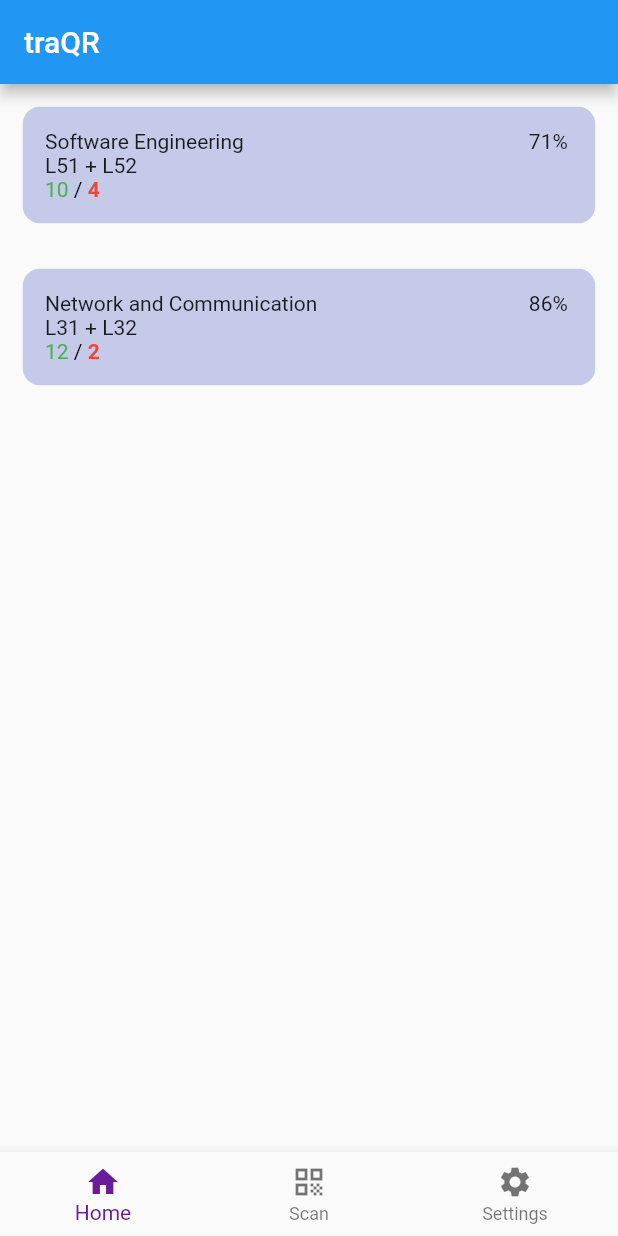
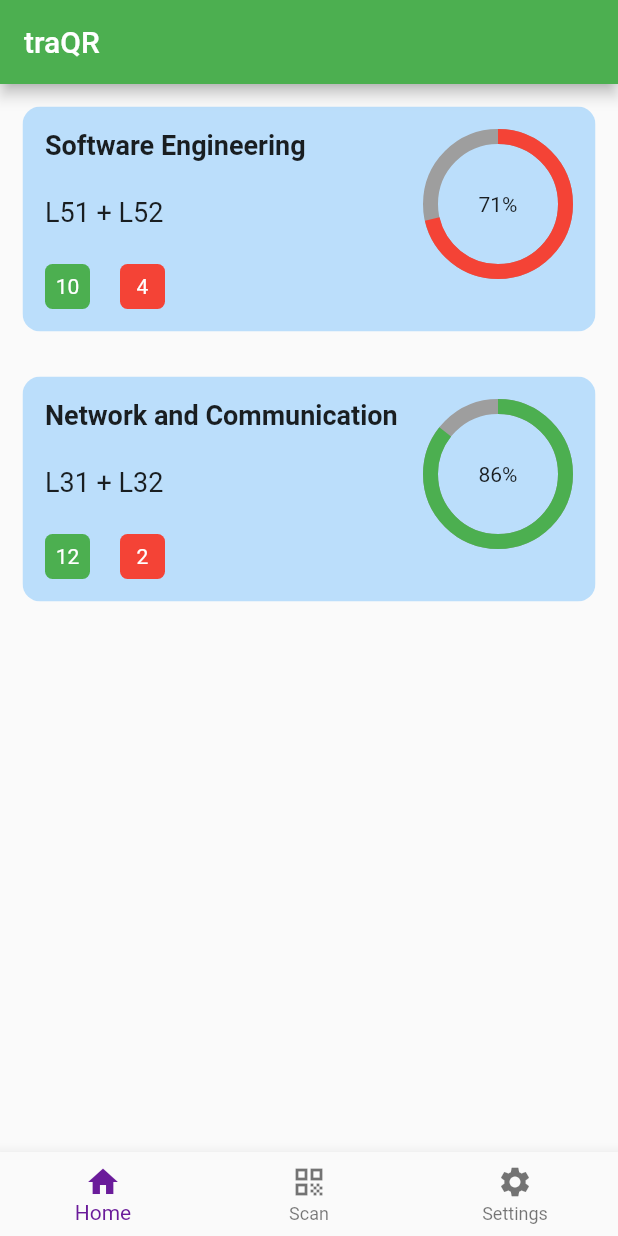
Before and after one commit to traQR/traQR-app, a Flutter app: the screen it shows once a user with an empty profile is signed in, on a phone screen of 412 x 824 dp. Run offline on Flutter 3.47's test engine with Material 2 defaults, Android fonts, the phone set to English and light mode, and no system bars; drawn by our look-alikes of percent_indicator; our stand-ins replace firebase_auth, firebase_core, flutter_riverpod, google_sign_in; accounts and stored records are empty.

Commit message:
Updated course card and theme

```diff
--- a/lib/main.dart
+++ b/lib/main.dart
@@ -13,6 +13,7 @@ class MyApp extends StatelessWidget {
   @override
   Widget build(BuildContext context) {
     return MaterialApp(
+      theme: ThemeData(primaryColor: Colors.green),
       home: SplashScreen(),
     );
   }
--- a/lib/presentation/widgets/class_card.dart
+++ b/lib/presentation/widgets/class_card.dart
@@ -1,5 +1,6 @@
 import 'package:flutter/material.dart';
 import 'package:traqr_app/models/course.dart';
+import 'package:percent_indicator/circular_percent_indicator.dart';
 
 class ClassCard extends StatelessWidget {
   final Course course;
@@ -15,34 +16,79 @@ class ClassCard extends StatelessWidget {
         borderRadius: BorderRadius.circular(12),
         child: Container(
           padding: EdgeInsets.all(15),
-          color: Colors.indigo[100],
-          child: Column(
+          color: Colors.blue[100],
+          child: Row(
+            mainAxisAlignment: MainAxisAlignment.spaceBetween,
             crossAxisAlignment: CrossAxisAlignment.start,
             children: [
-              Row(
-                mainAxisAlignment: MainAxisAlignment.spaceBetween,
-                children: [
-                  Text(course.title),
-                  Text(' ${(attendance * 100).round().toString()}% '),
-                ],
-              ),
-              Text(course.slot),
-              RichText(
-                text: TextSpan(
-                  text: course.attendedClasses.toString(),
-                  style: TextStyle(color: Colors.green),
-                  children: <TextSpan>[
-                    TextSpan(
-                      text: ' / ',
-                      style: TextStyle(color: Colors.black),
+              Container(
+                width: 250,
+                height: 120,
+                child: Column(
+                  mainAxisAlignment: MainAxisAlignment.spaceBetween,
+                  mainAxisSize: MainAxisSize.max,
+                  crossAxisAlignment: CrossAxisAlignment.start,
+                  children: [
+                    Text(
+                      course.title,
+                      overflow: TextOverflow.visible,
+                      style:
+                          TextStyle(fontSize: 18, fontWeight: FontWeight.bold),
                     ),
-                    TextSpan(
-                        text: course.missedClasses.toString(),
-                        style: TextStyle(
-                            fontWeight: FontWeight.bold, color: Colors.red)),
+                    Text(
+                      course.slot,
+                      style: TextStyle(fontSize: 18),
+                    ),
+                    Row(
+                      children: [
+                        ClipRRect(
+                          borderRadius: BorderRadius.circular(5),
+                          child: Container(
+                            height: 30,
+                            width: 30,
+                            padding: EdgeInsets.all(5),
+                            color: Colors.green,
+                            child: Center(
+                              child: Text(
+                                course.attendedClasses.toString(),
+                                style: TextStyle(
+                                  color: Colors.white,
+                                ),
+                              ),
+                            ),
+                          ),
+                        ),
+                        SizedBox(width: 20),
+                        ClipRRect(
+                          borderRadius: BorderRadius.circular(5),
+                          child: Container(
+                            height: 30,
+                            width: 30,
+                            padding: EdgeInsets.all(5),
+                            color: Colors.red[500],
+                            child: Center(
+                              child: Text(
+                                course.missedClasses.toString(),
+                                style: TextStyle(
+                                  color: Colors.white,
+                                ),
+                              ),
+                            ),
+                          ),
+                        ),
+                      ],
+                    ),
                   ],
                 ),
-              )
+              ),
+              CircularPercentIndicator(
+                radius: 100.0,
+                lineWidth: 10.0,
+                percent: attendance,
+                center: Text(' ${(attendance * 100).round().toString()}% '),
+                backgroundColor: Colors.grey,
+                progressColor: attendance > 0.75 ? Colors.green : Colors.red,
+              ),
             ],
           ),
         ),
--- a/pubspec.yaml
+++ b/pubspec.yaml
@@ -35,6 +35,7 @@ dev_dependencies:
   firebase_core: ^1.0.1
   google_sign_in: ^5.0.1
   flutter_riverpod: ^0.13.1+1
+  percent_indicator: ^3.0.1
 
 # For information on the generic Dart part of this file, see the
 # following page: https://dart.dev/tools/pub/pubspec
```
Also changed, not shown: pubspec.lock.
